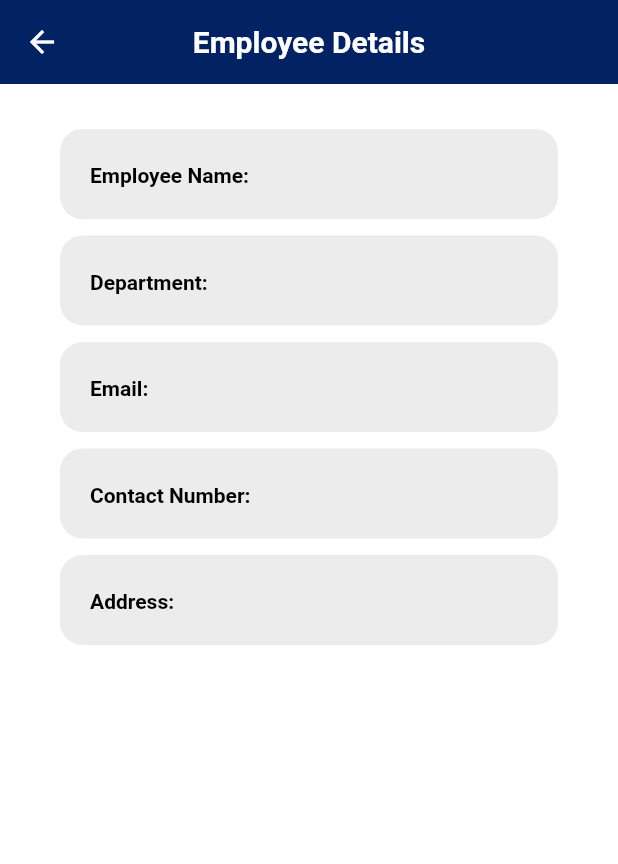
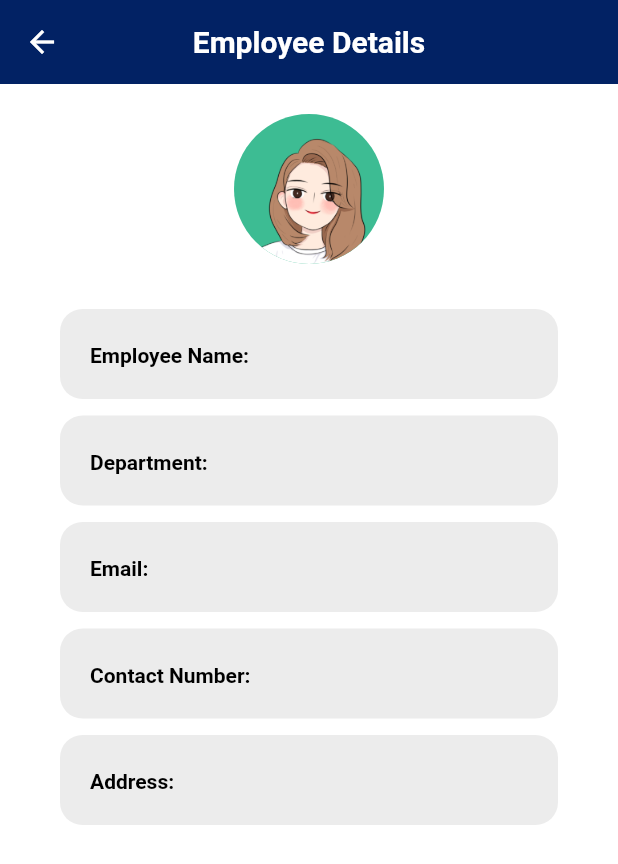
Before and after one commit to atiqahpiakong/map_ems, a Flutter app: the EmployeeProfile screen opened directly with empty values, on a phone screen of 412 x 824 dp. Shown: the top 864 px of the screen. Run offline on Flutter 3.47's test engine with Material 2 defaults, Android fonts, the phone set to English and light mode, and no system bars; our stand-ins replace curved_navigation_bar, font_awesome_flutter, shimmer.

```diff
--- a/lib/list_emp_details.dart
+++ b/lib/list_emp_details.dart
@@ -15,6 +15,15 @@ class _EmployeeProfileState extends State<EmployeeProfile> {
 
   @override
   Widget build(BuildContext context) {
+
+    final pics = Container(
+
+        padding: EdgeInsets.only(top: 20.0),
+        child: CircleAvatar(
+          backgroundImage: ExactAssetImage('assets/img/profile.png'),
+          backgroundColor: Color(0xff3DBC93),
+          radius: 50,
+        ));
 
     final name = Container(
       width: MediaQuery.of(context).size.width * 10.0,
@@ -219,7 +228,7 @@ class _EmployeeProfileState extends State<EmployeeProfile> {
         body: SingleChildScrollView(
           child: Column(
             crossAxisAlignment: CrossAxisAlignment.center,
-            children: <Widget>[name, dept, email, contact, address],
+            children: <Widget>[pics, name, dept, email, contact, address],
           ),
         ));
   }
```
